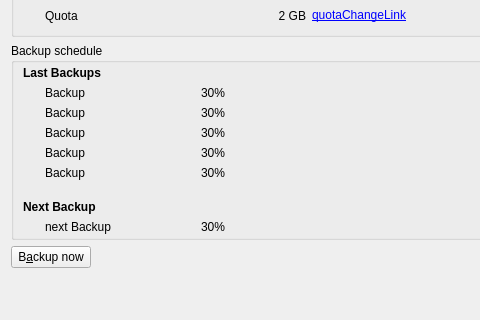
Qt form src/gui/overview_form.ui (stepping-stone/sepiola) before a commit; both pictures show x 0 to 480 and y 150 to 470 of the 725 by 568 pixel window.
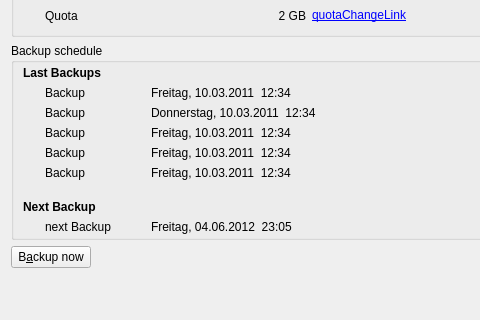
The same form after that commit.

Commit message: set date-time format on Overview pane fix to "dddd,\tdd.MM.yyy  hh:mm"

What changed in the file:
```diff
--- a/src/gui/overview_form.ui
+++ b/src/gui/overview_form.ui
@@ -455,7 +455,7 @@
          <widget class="QLabel" name="labelStatusLastBackup_0">
           <property name="minimumSize">
            <size>
-            <width>150</width>
+            <width>100</width>
             <height>0</height>
            </size>
           </property>
@@ -466,8 +466,14 @@
         </item>
         <item>
          <widget class="QLabel" name="labelDateLastBackup_0">
+          <property name="minimumSize">
+           <size>
+            <width>70</width>
+            <height>0</height>
+           </size>
+          </property>
           <property name="text">
-           <string>30%</string>
+           <string>Freitag, 10.03.2011  12:34</string>
           </property>
          </widget>
         </item>
@@ -517,7 +523,7 @@
          <widget class="QLabel" name="labelStatusLastBackup_1">
           <property name="minimumSize">
            <size>
-            <width>150</width>
+            <width>100</width>
             <height>0</height>
            </size>
           </property>
@@ -528,8 +534,14 @@
         </item>
         <item>
          <widget class="QLabel" name="labelDateLastBackup_1">
+          <property name="minimumSize">
+           <size>
+            <width>70</width>
+            <height>0</height>
+           </size>
+          </property>
           <property name="text">
-           <string>30%</string>
+           <string>Donnerstag, 10.03.2011  12:34</string>
           </property>
          </widget>
         </item>
@@ -579,7 +591,7 @@
          <widget class="QLabel" name="labelStatusLastBackup_2">
           <property name="minimumSize">
            <size>
-            <width>150</width>
+            <width>100</width>
             <height>0</height>
            </size>
           </property>
@@ -590,8 +602,14 @@
         </item>
         <item>
          <widget class="QLabel" name="labelDateLastBackup_2">
+          <property name="minimumSize">
+           <size>
+            <width>70</width>
+            <height>0</height>
+           </size>
+          </property>
           <property name="text">
-           <string>30%</string>
+           <string>Freitag, 10.03.2011  12:34</string>
           </property>
          </widget>
         </item>
@@ -641,7 +659,7 @@
          <widget class="QLabel" name="labelStatusLastBackup_3">
           <property name="minimumSize">
            <size>
-            <width>150</width>
+            <width>100</width>
             <height>0</height>
            </size>
           </property>
@@ -652,8 +670,14 @@
         </item>
         <item>
          <widget class="QLabel" name="labelDateLastBackup_3">
+          <property name="minimumSize">
+           <size>
+            <width>70</width>
+            <height>0</height>
+           </size>
+          </property>
           <property name="text">
-           <string>30%</string>
+           <string>Freitag, 10.03.2011  12:34</string>
           </property>
          </widget>
         </item>
@@ -703,7 +727,7 @@
          <widget class="QLabel" name="labelStatusLastBackup_4">
           <property name="minimumSize">
            <size>
-            <width>150</width>
+            <width>100</width>
             <height>0</height>
            </size>
           </property>
@@ -714,8 +738,14 @@
         </item>
         <item>
          <widget class="QLabel" name="labelDateLastBackup_4">
+          <property name="minimumSize">
+           <size>
+            <width>70</width>
+            <height>0</height>
+           </size>
+          </property>
           <property name="text">
-           <string>30%</string>
+           <string>Freitag, 10.03.2011  12:34</string>
           </property>
          </widget>
         </item>
@@ -779,7 +809,7 @@
          <widget class="QLabel" name="labelNextBackup">
           <property name="minimumSize">
            <size>
-            <width>150</width>
+            <width>100</width>
             <height>0</height>
            </size>
           </property>
@@ -791,7 +821,7 @@
         <item>
          <widget class="QLabel" name="labelDateNextBackup">
           <property name="text">
-           <string>30%</string>
+           <string>Freitag, 04.06.2012  23:05</string>
           </property>
          </widget>
         </item>
```
Left out of the diff: 3 changed lines with no effect on the pictures. The commit also changes 2 other files.
